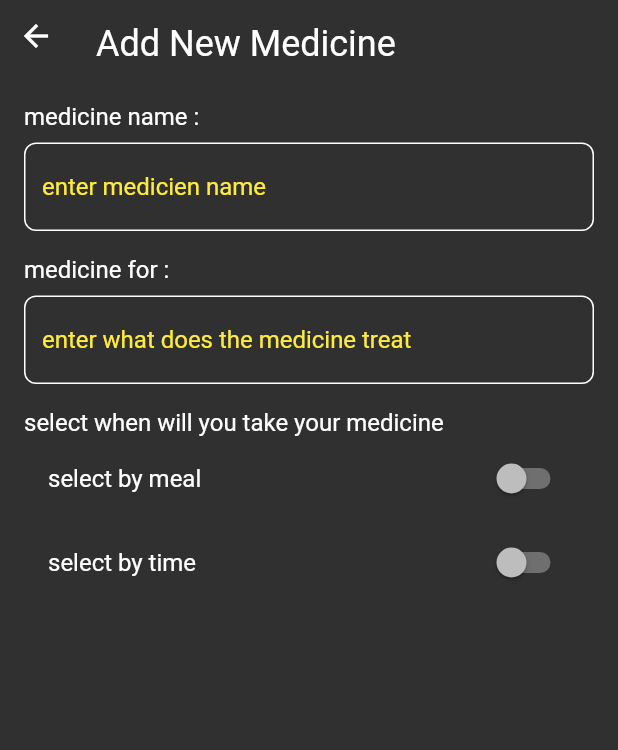
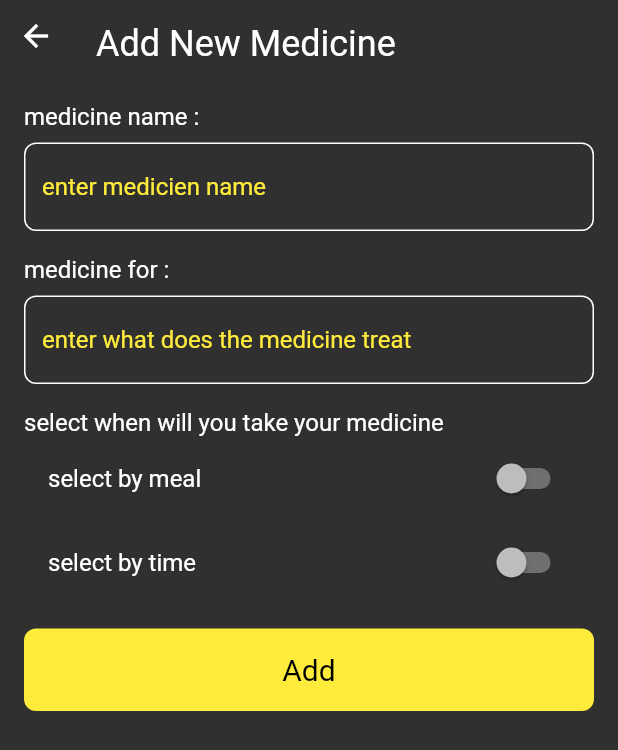
Before and after one commit to MeDoRa0/MyMeds, a Flutter app: the AddMedicineView screen opened by its route, on a phone screen of 412 x 824 dp. Shown: the top 750 px of the screen. Run offline on Flutter 3.47's test engine with Material 2 defaults, Android fonts, the phone set to English and light mode, and no system bars; our stand-ins replace animated_text_kit, go_router, hive, hive_flutter; accounts and stored records are empty.

Commit message:
creat add button and validate add medicne data

```diff
--- a/lib/core/utils/widgets/custom_drop_down_button.dart
+++ b/lib/core/utils/widgets/custom_drop_down_button.dart
@@ -23,10 +23,10 @@ class _CustomDropButtonState extends State<CustomDropButton> {
       value: dropdownValue,
       icon: const Icon(Icons.arrow_downward),
       elevation: 16,
-      style: const TextStyle(color: Colors.greenAccent),
+      style: const TextStyle(color: Colors.yellowAccent),
       underline: Container(
         height: 2,
-        color: Colors.greenAccent,
+        color: Colors.yellowAccent,
       ),
       onChanged: (String? value) {
         // This is called when the user selects an item.
--- a/lib/features/home/views/widgets/add_medicine_form.dart
+++ b/lib/features/home/views/widgets/add_medicine_form.dart
@@ -1,23 +1,23 @@
 import 'package:flutter/material.dart';
 import 'package:my_meds/core/utils/styles.dart';
+import 'package:my_meds/features/home/views/widgets/custom_add_button.dart';
 import 'package:my_meds/features/home/views/widgets/custom_text_filed.dart';
 import 'package:my_meds/features/home/views/widgets/select_by_meal_section.dart';
 import 'package:my_meds/features/home/views/widgets/select_by_time_section.dart';
 
 class AddMedicineForm extends StatefulWidget {
-  const AddMedicineForm({super.key});
+  AddMedicineForm({super.key});
 
   @override
   State<AddMedicineForm> createState() => _AddMedicineFormState();
 }
 
 class _AddMedicineFormState extends State<AddMedicineForm> {
-  //bool switchbuttonMeal = false;
   //we creat this because we use form
   final GlobalKey<FormState> formKey = GlobalKey();
   //we use this to vaildate user input
   AutovalidateMode autovalidateMode = AutovalidateMode.disabled;
-  String? medicneName, medicineFor;
+  String? medicneName, illnessName;
   @override
   Widget build(BuildContext context) {
     return Padding(
@@ -55,7 +55,7 @@ class _AddMedicineFormState extends State<AddMedicineForm> {
             ),
             CustomTextField(
               onSaved: (value) {
-                medicineFor = value;
+                illnessName = value;
               },
               hint: 'enter what does the medicine treat',
             ),
@@ -69,6 +69,19 @@ class _AddMedicineFormState extends State<AddMedicineForm> {
             //select by meal section
             const SelectByMeal(),
             const SelectByTime(),
+            Padding(
+              padding: const EdgeInsets.symmetric(vertical: 16),
+              child: CustomAddButton(
+                onTap: () {
+                  if (formKey.currentState!.validate()) {
+                    formKey.currentState!.save();
+                  } else {
+                    autovalidateMode = AutovalidateMode.always;
+                    setState(() {});
+                  }
+                },
+              ),
+            ),
           ],
         ),
       ),
--- a/lib/features/home/views/widgets/add_medicine_view.dart
+++ b/lib/features/home/views/widgets/add_medicine_view.dart
@@ -27,7 +27,7 @@ class AddMedicineView extends StatelessWidget {
               const SizedBox(
                 height: 20,
               ),
-              const AddMedicineForm(),
+              AddMedicineForm(),
             ],
           ),
         ),
--- /dev/null
+++ b/lib/features/home/views/widgets/custom_add_button.dart
@@ -0,0 +1,45 @@
+
+import 'package:flutter/material.dart';
+import 'package:my_meds/constants.dart';
+
+class CustomAddButton extends StatelessWidget {
+   const CustomAddButton({super.key, this.onTap, this.isLoading = false});
+  //i copy this code from onTap info
+  final void Function()? onTap;
+  //to show loading icon on button
+  final bool isLoading;
+
+  @override
+  Widget build(BuildContext context) {
+    return GestureDetector(
+      onTap: onTap,
+      child: Container(
+        //this to make button take screen width
+        width: MediaQuery.of(context).size.width,
+        height: 55,
+        decoration: BoxDecoration(
+          color: kPrimaryColor,
+          borderRadius: BorderRadius.circular(8),
+        ),
+        child: Center(
+          child: isLoading
+          //sizsedbox to adjust loading dimanions
+              ? const SizedBox(
+                  height: 25,
+                  width: 25,
+                  child: CircularProgressIndicator(
+                    color: Colors.white,
+                  ),
+                )
+              : const Text(
+                  'Add',
+                  style: TextStyle(
+                    color: Colors.black,
+                    fontSize: 20,
+                  ),
+                ),
+        ),
+      ),
+    );
+  }
+}
--- a/lib/features/home/views/widgets/select_by_meal_section.dart
+++ b/lib/features/home/views/widgets/select_by_meal_section.dart
@@ -16,6 +16,7 @@ class _SelectByMealState extends State<SelectByMeal> {
     return Column(
       children: [
         SwitchListTile(
+          activeColor: Colors.yellowAccent,
           title: const Text('select by meal'),
           value: switchbuttonMeal,
           onChanged: (bool value) {
--- a/lib/features/home/views/widgets/select_by_time_section.dart
+++ b/lib/features/home/views/widgets/select_by_time_section.dart
@@ -15,6 +15,7 @@ class _SelectByTimeState extends State<SelectByTime> {
     return Column(
       children: [
         SwitchListTile(
+          activeColor: Colors.yellowAccent,
           title: const Text('select by time'),
           value: switchbuttonTime,
           onChanged: (bool value) {
@@ -26,7 +27,6 @@ class _SelectByTimeState extends State<SelectByTime> {
           },
         ),
         if (switchbuttonTime) const MyTimePicker(),
-
       ],
     );
   }
--- a/lib/main.dart
+++ b/lib/main.dart
@@ -6,8 +6,8 @@ import 'package:my_meds/core/utils/app_router.dart';
 void main() async {
   //to intiate hive
   await Hive.initFlutter();
-   //use await because openbox is future, medicine note box type of MedicineModel
-   await Hive.openBox(kMedicineBox);
+  //use await because openbox is future, medicine note box type of MedicineModel
+  await Hive.openBox(kMedicineBox);
   runApp(const MyMeds());
 }
 
```
